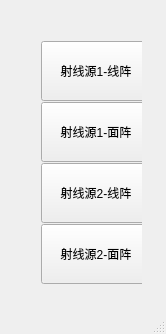
First picture: the form in CTScan_QT/CTScan/ctscan.ui, repository maozi2327/CTScan, before the edit.
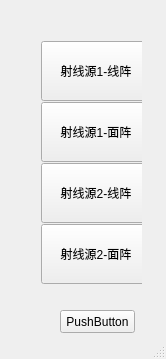
Second picture: the form after the edit.

```diff
--- a/CTScan_QT/CTScan/ctscan.ui
+++ b/CTScan_QT/CTScan/ctscan.ui
@@ -7,7 +7,7 @@
     <x>0</x>
     <y>0</y>
     <width>166</width>
-    <height>334</height>
+    <height>359</height>
    </rect>
   </property>
   <property name="contextMenuPolicy">
@@ -111,6 +111,19 @@
      </item>
     </layout>
    </widget>
+   <widget class="QPushButton" name="pushButton">
+    <property name="geometry">
+     <rect>
+      <x>60</x>
+      <y>310</y>
+      <width>75</width>
+      <height>23</height>
+     </rect>
+    </property>
+    <property name="text">
+     <string>PushButton</string>
+    </property>
+   </widget>
   </widget>
   <widget class="QStatusBar" name="statusBar"/>
  </widget>
```
